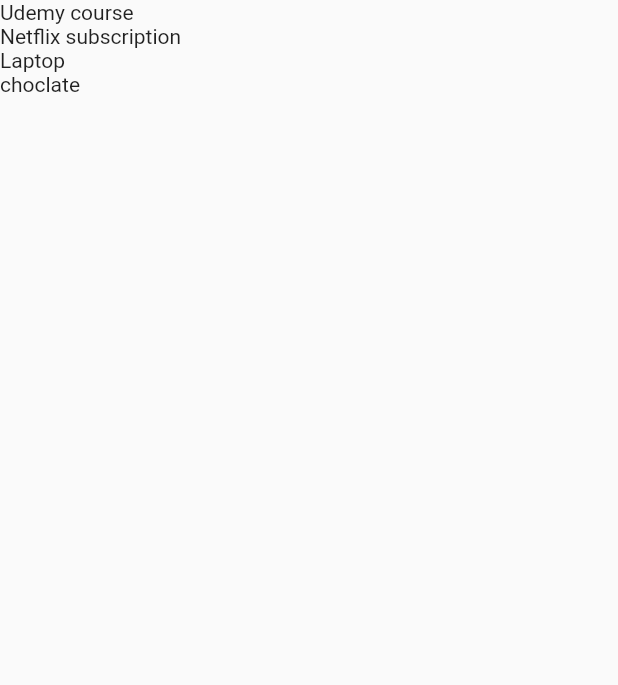
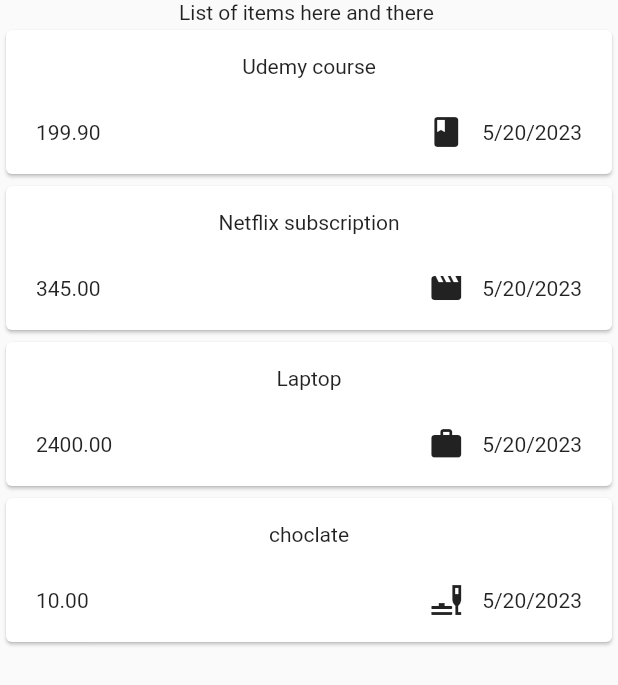
Before and after one commit to immortalAbdul01/Flutter_Projects, a Flutter app: the screen it shows after launch, on a phone screen of 412 x 824 dp. Shown: the top 685 px of the screen. Run offline on Flutter 3.47's test engine with Material 2 defaults, Android fonts, the phone set to English and light mode, and no system bars; our stand-ins replace google_fonts.

Commit message:
added widgets

```diff
--- a/expense_tracker/lib/expense.dart
+++ b/expense_tracker/lib/expense.dart
@@ -14,29 +14,35 @@
   @override
   final List<Purchase> registerList = [
     Purchase(
-        amount: '1999',
+        amount: 199.90,
         date: DateTime.now(),
         title: 'Udemy course',
         category: Category.eductation),
     Purchase(
-        amount: '345',
+        amount: 345.0,
         date: DateTime.now(),
         title: 'Netflix subscription',
         category: Category.movie),
     Purchase(
-        amount: '24000',
+        amount: 2400.0,
         date: DateTime.now(),
         title: 'Laptop',
         category: Category.work),
     Purchase(
-        amount: '100',
+        amount: 10.0,
         date: DateTime.now(),
         title: 'choclate',
         category: Category.food)
   ];
+  @override
   Widget build(BuildContext context) {
     return (Scaffold(
-      body: ExpenseList(listOfExpenses: registerList),
+      body: Column(
+        children: [
+          const Text('List of items here and there '),
+          Expanded(child: ExpenseList(listOfExpenses: registerList))
+        ],
+      ),
     ));
   }
 }
--- a/expense_tracker/lib/expenses_list.dart
+++ b/expense_tracker/lib/expenses_list.dart
@@ -1,4 +1,5 @@
 import 'package:expense_tracker/models/expenses_model.dart';
+import 'package:expense_tracker/widgets/expense_item.dart';
 import 'package:flutter/material.dart';
 
 class ExpenseList extends StatelessWidget {
@@ -9,7 +10,7 @@
   Widget build(BuildContext context) {
     return (ListView.builder(
       itemCount: listOfExpenses.length,
-      itemBuilder: (ctx, idx) => Text(listOfExpenses[idx].title),
+      itemBuilder: (ctx, idx) => ExpenseItem(listOfExpenses[idx]),
     ));
   }
 }
--- a/expense_tracker/lib/models/expenses_model.dart
+++ b/expense_tracker/lib/models/expenses_model.dart
@@ -1,8 +1,20 @@
 import 'package:uuid/uuid.dart';
+import 'package:flutter/material.dart';
+import 'package:intl/intl.dart';
 
+final formatter = DateFormat.yMd();
 const uuid = Uuid();
 
 enum Category { food, travel, health, movie, work, eductation }
+
+const CategoryIcons = {
+  Category.food: Icons.brunch_dining,
+  Category.travel: Icons.flight,
+  Category.health: Icons.healing,
+  Category.movie: Icons.movie,
+  Category.work: Icons.work,
+  Category.eductation: Icons.book
+};
 
 class Purchase {
   Purchase(
@@ -14,7 +26,11 @@
 
   final String title;
   final String id;
-  final String amount;
+  final double amount;
   final DateTime date;
   final Category category;
+
+  String get formattedDate {
+    return formatter.format(date);
+  }
 }
--- /dev/null
+++ b/expense_tracker/lib/widgets/expense_item.dart
@@ -0,0 +1,37 @@
+import 'package:expense_tracker/models/expenses_model.dart';
+import 'package:flutter/material.dart';
+
+class ExpenseItem extends StatelessWidget {
+  const ExpenseItem(this.expens, {super.key});
+
+  final Purchase expens;
+  @override
+  Widget build(BuildContext context) {
+    return Card(
+      child: Padding(
+        padding: const EdgeInsets.symmetric(horizontal: 20, vertical: 16),
+        child: Column(
+          children: [
+            Text(expens.title),
+            const SizedBox(
+              height: 24,
+            ),
+            Row(
+              children: [
+                Text(expens.amount.toStringAsFixed(2)),
+                const Spacer(),
+                Row(
+                  children: [
+                    Icon(CategoryIcons[expens.category]),
+                    const SizedBox(width: 12),
+                    Text(expens.formattedDate),
+                  ],
+                )
+              ],
+            )
+          ],
+        ),
+      ),
+    );
+  }
+}
--- a/expense_tracker/pubspec.yaml
+++ b/expense_tracker/pubspec.yaml
@@ -36,6 +36,7 @@
   # Use with the CupertinoIcons class for iOS style icons.
   cupertino_icons: ^1.0.2
   uuid: ^3.0.7
+  intl: ^0.18.1
 
 dev_dependencies:
   flutter_test:
```
Also changed, not shown: expense_tracker/pubspec.lock.
